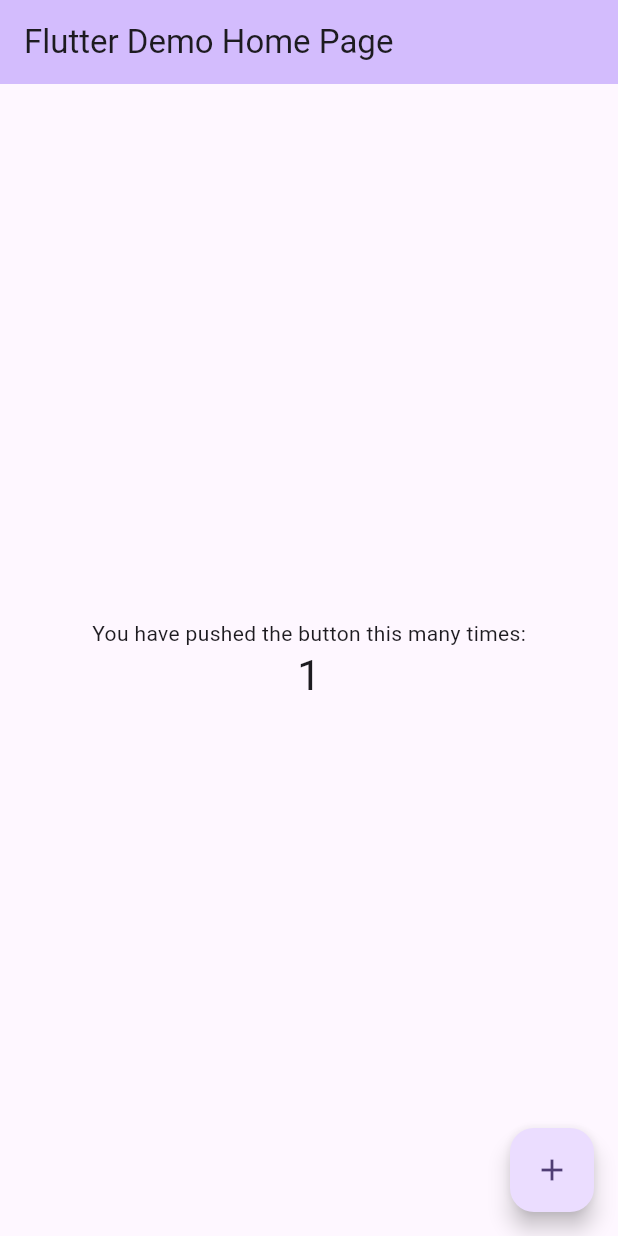
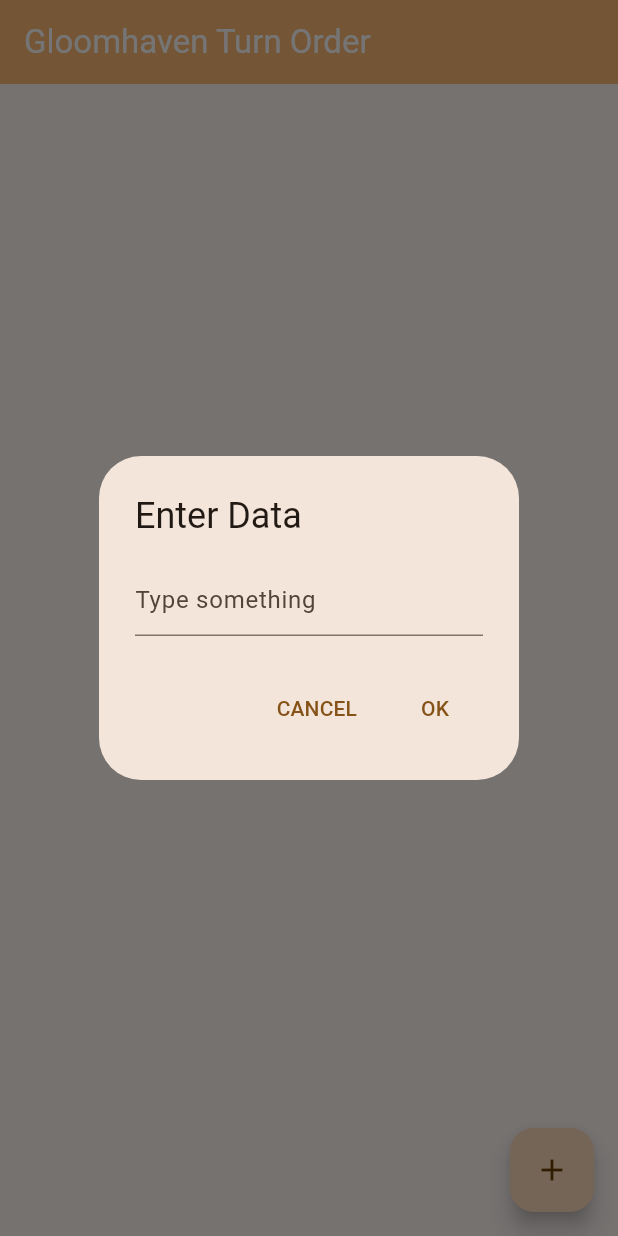
Before and after one commit to yepnefi/turn-order, a Flutter app: the screen it shows after launch, after a tap on the "add" icon, on a phone screen of 412 x 824 dp. Run offline on Flutter 3.47's test engine with Material 3 defaults, Android fonts, the phone set to English and light mode, and no system bars.

Commit message:
add markers to a list

```diff
--- a/lib/main.dart
+++ b/lib/main.dart
@@ -11,7 +11,7 @@ class MyApp extends StatelessWidget {
   @override
   Widget build(BuildContext context) {
     return MaterialApp(
-      title: 'Flutter Demo',
+      title: 'Gloomhaven Turn Order',
       theme: ThemeData(
         // This is the theme of your application.
         //
@@ -28,10 +28,10 @@ class MyApp extends StatelessWidget {
         //
         // This works for code too, not just values: Most code changes can be
         // tested with just a hot reload.
-        colorScheme: ColorScheme.fromSeed(seedColor: Colors.deepPurple),
+        colorScheme: ColorScheme.fromSeed(seedColor: Colors.orange),
         useMaterial3: true,
       ),
-      home: const MyHomePage(title: 'Flutter Demo Home Page'),
+      home: const MyHomePage(title: 'Gloomhaven Turn Order'),
     );
   }
 }
@@ -55,71 +55,87 @@ class MyHomePage extends StatefulWidget {
 }
 
 class _MyHomePageState extends State<MyHomePage> {
-  int _counter = 0;
+  List<String> markers = [];
+  Color markerBackgroundColor = Colors.orange.shade100;
+  Color markerTextColor = Colors.black;
 
-  void _incrementCounter() {
-    setState(() {
-      // This call to setState tells the Flutter framework that something has
-      // changed in this State, which causes it to rerun the build method below
-      // so that the display can reflect the updated values. If we changed
-      // _counter without calling setState(), then the build method would not be
-      // called again, and so nothing would appear to happen.
-      _counter++;
-    });
+  void _showInputDialog() {
+    TextEditingController textEditingController = TextEditingController();
+
+    showDialog(
+      context: context,
+      builder: (BuildContext context) {
+        return AlertDialog(
+          title: const Text('Enter Data'),
+          content: TextField(
+            controller: textEditingController,
+            decoration: const InputDecoration(hintText: "Type something"),
+          ),
+          actions: <Widget>[
+            TextButton(
+              child: const Text('CANCEL'),
+              onPressed: () {
+                Navigator.of(context).pop();
+              },
+            ),
+            TextButton(
+              child: const Text('OK'),
+              onPressed: () {
+                setState(() {
+                  markers.add(textEditingController.text);
+                });
+                Navigator.of(context).pop();
+              },
+            ),
+          ],
+        );
+      },
+    );
+  }
+
+  Widget _buildMarker(String marker) {
+    return Container(
+      margin: const EdgeInsets.symmetric(vertical: 5.0, horizontal: 10.0),
+      padding: const EdgeInsets.all(10.0),
+      decoration: BoxDecoration(
+        color: markerBackgroundColor,
+        borderRadius: BorderRadius.circular(10.0),
+      ),
+      child: Text(
+        marker,
+        style: TextStyle(
+          fontSize: 18.0,
+          color: markerTextColor,
+        ),
+      ),
+    );
   }
 
   @override
   Widget build(BuildContext context) {
-    // This method is rerun every time setState is called, for instance as done
-    // by the _incrementCounter method above.
-    //
-    // The Flutter framework has been optimized to make rerunning build methods
-    // fast, so that you can just rebuild anything that needs updating rather
-    // than having to individually change instances of widgets.
     return Scaffold(
       appBar: AppBar(
-        // TRY THIS: Try changing the color here to a specific color (to
-        // Colors.amber, perhaps?) and trigger a hot reload to see the AppBar
-        // change color while the other colors stay the same.
         backgroundColor: Theme.of(context).colorScheme.inversePrimary,
-        // Here we take the value from the MyHomePage object that was created by
-        // the App.build method, and use it to set our appbar title.
+        foregroundColor: Colors.white,
         title: Text(widget.title),
       ),
       body: Center(
-        // Center is a layout widget. It takes a single child and positions it
-        // in the middle of the parent.
         child: Column(
-          // Column is also a layout widget. It takes a list of children and
-          // arranges them vertically. By default, it sizes itself to fit its
-          // children horizontally, and tries to be as tall as its parent.
-          //
-          // Column has various properties to control how it sizes itself and
-          // how it positions its children. Here we use mainAxisAlignment to
-          // center the children vertically; the main axis here is the vertical
-          // axis because Columns are vertical (the cross axis would be
-          // horizontal).
-          //
-          // TRY THIS: Invoke "debug painting" (choose the "Toggle Debug Paint"
-          // action in the IDE, or press "p" in the console), to see the
-          // wireframe for each widget.
           mainAxisAlignment: MainAxisAlignment.center,
           children: <Widget>[
             const Text(
-              'You have pushed the button this many times:',
+              'Markers:',
+              style: TextStyle(fontSize: 20.0),
             ),
-            Text(
-              '$_counter',
-              style: Theme.of(context).textTheme.headlineMedium,
-            ),
+            ...markers.map((marker) => _buildMarker(marker)).toList(),
           ],
         ),
       ),
       floatingActionButton: FloatingActionButton(
-        onPressed: _incrementCounter,
-        tooltip: 'Increment',
+        onPressed: _showInputDialog,
+        tooltip: 'Add Marker',
         child: const Icon(Icons.add),
-      ), // This trailing comma makes auto-formatting nicer for build methods.
+      ),
     );
   }
 }
```
